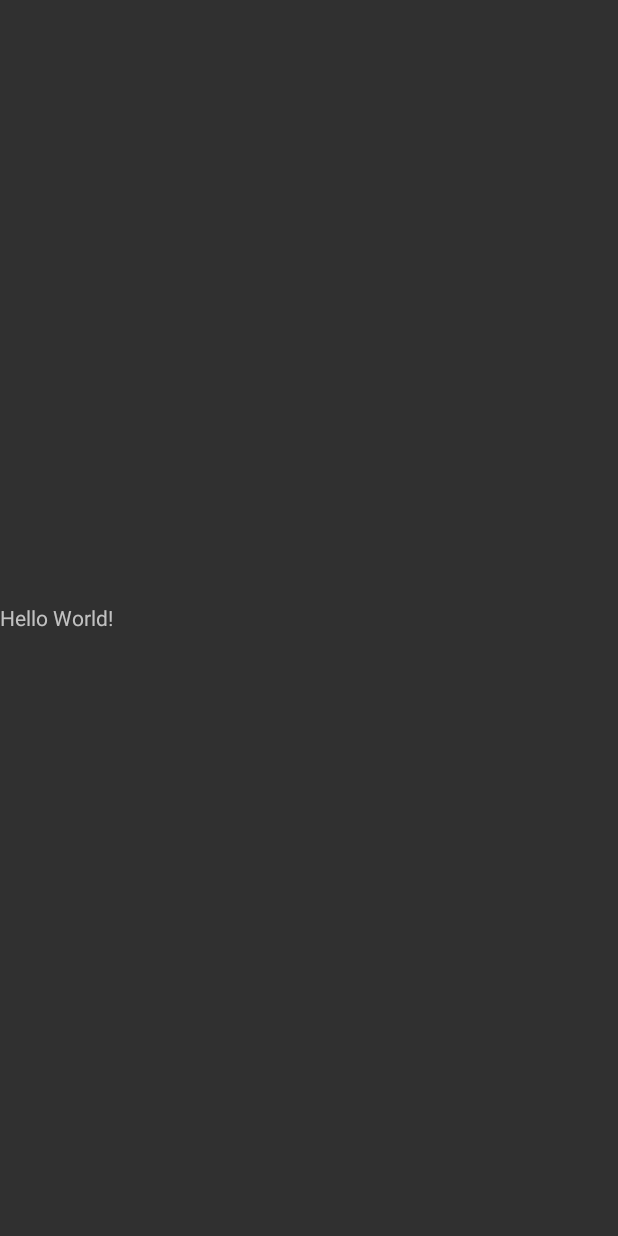
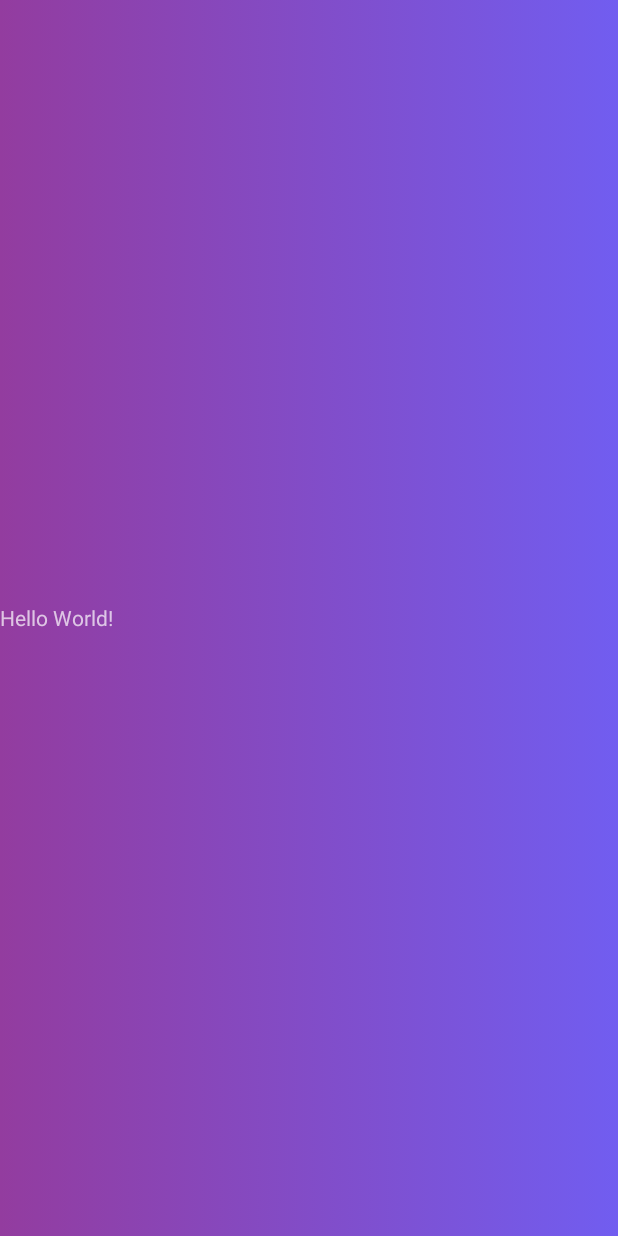
Before and after one commit to MatWoj27/out-goer, an Android app: the screen it shows after launch (LoginActivity), on a phone screen of 412 x 824 dp. Before the commit the screen is almost empty. Run offline under Robolectric (Android 15) with nearby library versions, the phone set to English and light mode, and no system bars; our stand-ins replace ButterKnife.

Commit message:
Animated background added to login activity layout

```diff
--- a/app/src/main/java/com/mattech/outgoer/LoginActivity.java
+++ b/app/src/main/java/com/mattech/outgoer/LoginActivity.java
@@ -1,13 +1,26 @@
 package com.mattech.outgoer;
 
 import android.app.Activity;
+import android.graphics.drawable.AnimationDrawable;
 import android.os.Bundle;
+import android.widget.LinearLayout;
+
+import butterknife.BindView;
+import butterknife.ButterKnife;
 
 public class LoginActivity extends Activity {
+
+    @BindView(R.id.login_layout)
+    LinearLayout loginLayout;
 
     @Override
     protected void onCreate(Bundle savedInstanceState) {
         super.onCreate(savedInstanceState);
         setContentView(R.layout.activity_login);
+        ButterKnife.bind(this);
+        AnimationDrawable animationDrawable = (AnimationDrawable) loginLayout.getBackground();
+        animationDrawable.setEnterFadeDuration(2500);
+        animationDrawable.setExitFadeDuration(3500);
+        animationDrawable.start();
     }
 }
--- /dev/null
+++ b/app/src/main/res/drawable-v24/gradient_2.xml
@@ -0,0 +1,7 @@
+<?xml version="1.0" encoding="utf-8"?>
+<shape xmlns:android="http://schemas.android.com/apk/res/android">
+    <!--default angle is 0 which is left to right-->
+    <gradient
+        android:endColor="#715df0"
+        android:startColor="#933c9f" />
+</shape>
--- /dev/null
+++ b/app/src/main/res/drawable-v24/gradient_3.xml
@@ -0,0 +1,7 @@
+<?xml version="1.0" encoding="utf-8"?>
+<shape xmlns:android="http://schemas.android.com/apk/res/android">
+    <gradient
+        android:angle="135"
+        android:endColor="#e66210"
+        android:startColor="#a31515" />
+</shape>
--- /dev/null
+++ b/app/src/main/res/drawable/gradient_1.xml
@@ -0,0 +1,7 @@
+<?xml version="1.0" encoding="utf-8"?>
+<shape xmlns:android="http://schemas.android.com/apk/res/android">
+    <gradient
+        android:angle="225"
+        android:endColor="#32ff3f"
+        android:startColor="#43b4ca" />
+</shape>
--- /dev/null
+++ b/app/src/main/res/drawable/gradient_list.xml
@@ -0,0 +1,12 @@
+<?xml version="1.0" encoding="utf-8"?>
+<animation-list xmlns:android="http://schemas.android.com/apk/res/android">
+    <item
+        android:drawable="@drawable/gradient_1"
+        android:duration="5000" />
+    <item
+        android:drawable="@drawable/gradient_2"
+        android:duration="5000" />
+    <item
+        android:drawable="@drawable/gradient_3"
+        android:duration="5000" />
+</animation-list>
--- a/app/src/main/res/layout/activity_login.xml
+++ b/app/src/main/res/layout/activity_login.xml
@@ -2,15 +2,16 @@
 <LinearLayout xmlns:android="http://schemas.android.com/apk/res/android"
     xmlns:app="http://schemas.android.com/apk/res-auto"
     xmlns:tools="http://schemas.android.com/tools"
+    android:id="@+id/login_layout"
+    style="@style/GradientTheme"
     android:layout_width="match_parent"
     android:layout_height="match_parent"
     tools:context="com.mattech.outgoer.LoginActivity">
-
 
     <TextView
         android:layout_width="wrap_content"
         android:layout_height="wrap_content"
         android:layout_gravity="center"
-        android:text="Hello World!"/>
+        android:text="Hello World!" />
 
 </LinearLayout>
--- a/app/src/main/res/values/styles.xml
+++ b/app/src/main/res/values/styles.xml
@@ -6,4 +6,9 @@
         <!-- Customize your theme here. -->
     </style>
 
+    <style name="GradientTheme" parent="Theme.Design.NoActionBar">
+        <item name="android:background">@drawable/gradient_list</item>
+        <!--<item name=""-->
+    </style>
+
 </resources>
```
